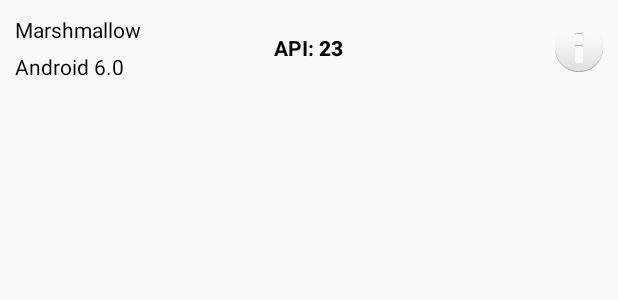
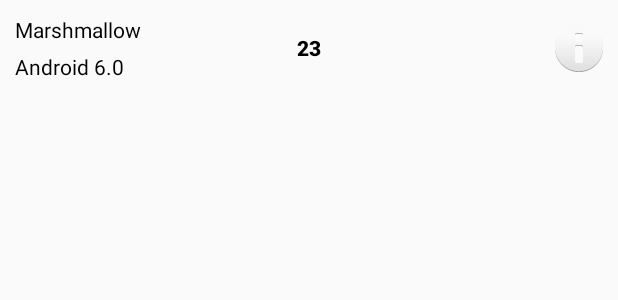
Before and after one commit to rodrigocosta07/AppTopServices, an Android app: the layout row_item.xml on its own in the app's theme, with its tools: preview values and no code run, on a phone screen of 412 x 824 dp. Shown: the top 300 px of the screen. Run offline under Robolectric (Android 15) with nearby library versions, the phone set to English and light mode, and no system bars.

Commit message:
Edição da ListView de condominios

```diff
--- a/app/src/main/java/com/app/topservices/ListaCondominioActivity.java
+++ b/app/src/main/java/com/app/topservices/ListaCondominioActivity.java
@@ -45,7 +45,12 @@ public class ListaCondominioActivity extends AppCompatActivity {
                 for(DataSnapshot dados : dataSnapshot.getChildren() ){
                     Condominio condominio = new Condominio();
                     String nomeCondo = (String) dados.child("nomeCondominio").getValue();
+                    String nomeResponsavel = (String) dados.child("nomeResponsavel").getValue();
+                    String Email = (String ) dados.child("email").getValue();
+
                     condominio.setNomeCondominio(nomeCondo);
+                    condominio.setNomeResponsavel(nomeResponsavel);
+                    condominio.setEmail(Email);
                     condominios.add(condominio);
                 }
                 adapter.notifyDataSetChanged();
--- a/app/src/main/res/layout/row_item.xml
+++ b/app/src/main/res/layout/row_item.xml
@@ -40,13 +40,6 @@
         android:layout_height="wrap_content"
         android:layout_centerInParent="true">
 
-        <TextView
-            android:id="@+id/version_heading"
-            android:layout_width="wrap_content"
-            android:layout_height="wrap_content"
-            android:text="API: "
-            android:textColor="@android:color/black"
-            android:textStyle="bold" />
 
 
         <TextView
```
Also changed, not shown: app/src/main/res/layout/content_list.xml (+1 -7 lines).
